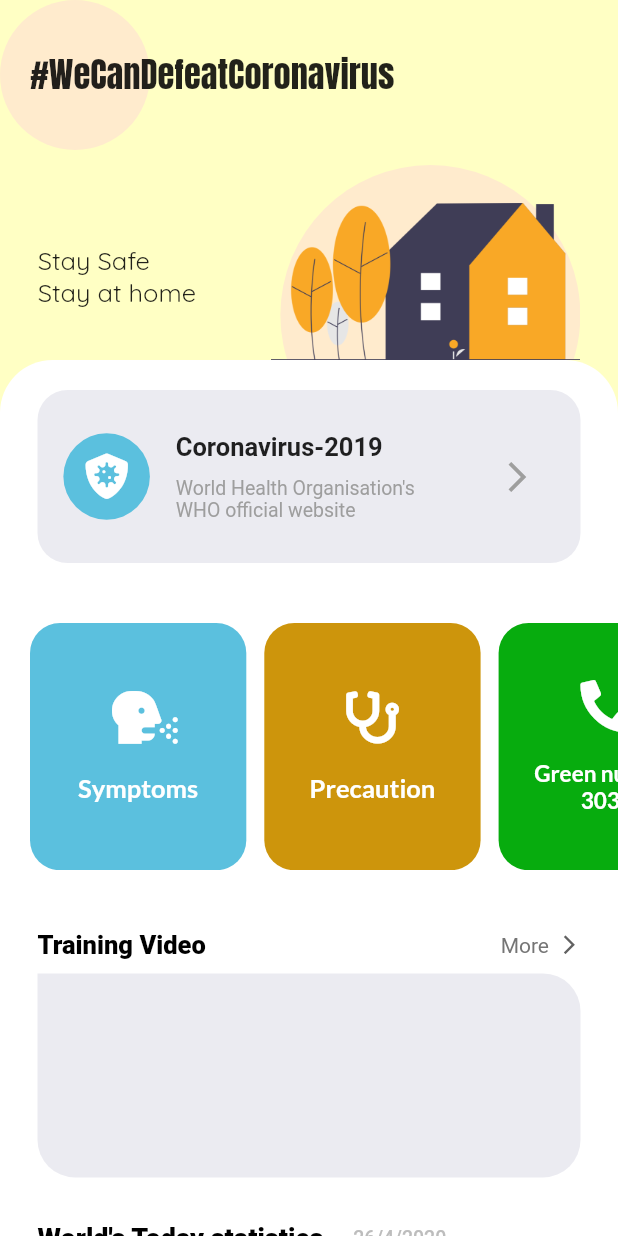
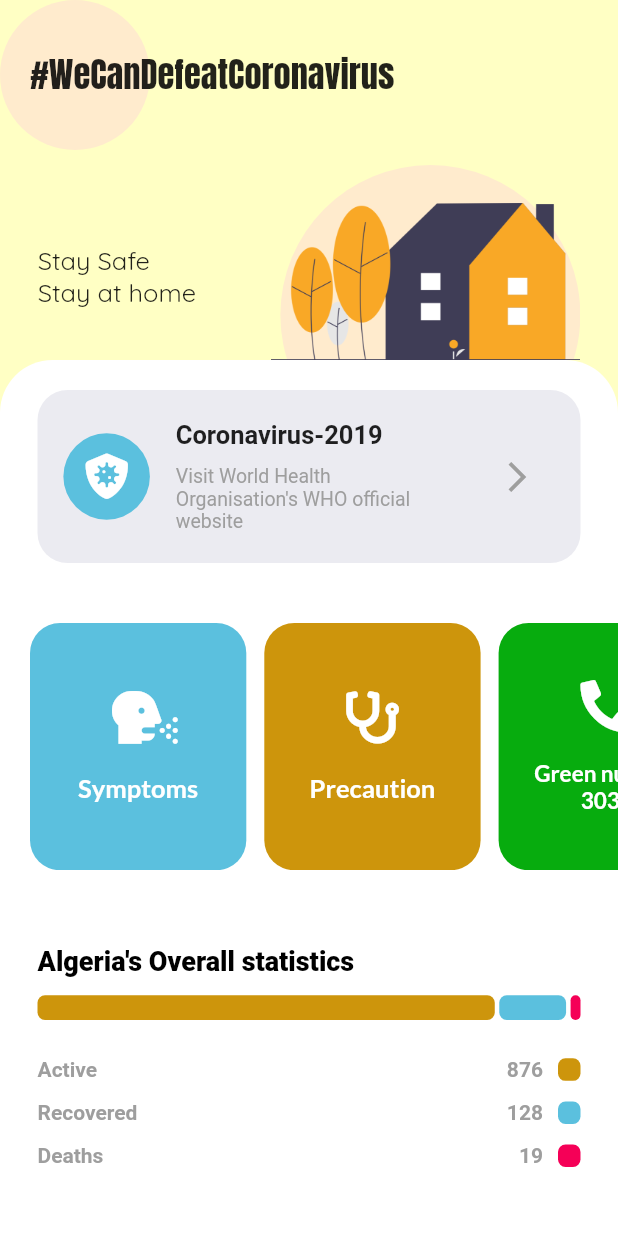
Before and after one commit to B-Houssam/CoronaTracker, a Flutter app: the screen it shows after launch, on a phone screen of 412 x 824 dp. Run offline on Flutter 3.47's test engine with Material 2 defaults, Android fonts, the phone set to English and light mode, and no system bars; our stand-ins replace font_awesome_flutter, google_fonts; missing offline and left inert: fcharts.

Commit message:
home page 90%

```diff
--- a/lib/views/home.dart
+++ b/lib/views/home.dart
@@ -1,3 +1,4 @@
+import 'package:fcharts/fcharts.dart';
 import 'package:flutter/material.dart';
 import 'package:font_awesome_flutter/font_awesome_flutter.dart';
 import 'package:google_fonts/google_fonts.dart';
@@ -10,6 +11,16 @@ class Home extends StatefulWidget {
 }
 
 class _HomeState extends State<Home> {
+  static const myData = [
+    ["data", "12"],
+    ["B", "2"],
+    ["C", "4"],
+    ["D", "2"],
+    ["E", "12"],
+    ["F", "4"],
+    ["G", "6"],
+  ];
+
   @override
   Widget build(BuildContext context) {
     return Scaffold(
@@ -128,7 +139,7 @@ class _HomeState extends State<Home> {
             child: ScrollConfiguration(
               behavior: MyBehavior(),
               child: ListView(
-                //physics: BouncingScrollPhysics(),
+                physics: BouncingScrollPhysics(),
                 children: <Widget>[
                   Padding(
                     padding:
@@ -176,7 +187,7 @@ class _HomeState extends State<Home> {
                                   ),
                                 ),
                                 Text(
-                                  "World Health Organisation's WHO official website",
+                                  "Visit World Health Organisation's WHO official website",
                                   style: GoogleFonts.roboto(
                                     color: Colors.grey[500],
                                     fontSize: 13,
@@ -308,95 +319,20 @@ class _HomeState extends State<Home> {
                   ),
                   Padding(
                     padding:
-                        const EdgeInsets.only(left: 25.0, top: 20, right: 25),
+                        const EdgeInsets.only(left: 25.0, top: 30, right: 25),
                     child: Container(
-                      height: MediaQuery.of(context).size.height * .2,
+                      height: MediaQuery.of(context).size.height * .22,
                       child: Column(
-                        mainAxisAlignment: MainAxisAlignment.spaceBetween,
-                        children: <Widget>[
-                          Row(
-                            mainAxisAlignment: MainAxisAlignment.spaceBetween,
+                          crossAxisAlignment: CrossAxisAlignment.start,
+                          //mainAxisAlignment: MainAxisAlignment.spaceBetween,
                           children: <Widget>[
                             Text(
-                                'Training Video',
-                                style: TextStyle(
-                                  fontFamily: 'robotoBlack',
-                                  color: Colors.black,
-                                  fontSize: 17,
-                                ),
-                              ),
-                              Row(
-                                mainAxisAlignment:
-                                    MainAxisAlignment.spaceEvenly,
-                                children: <Widget>[
-                                  Text(
-                                    'More',
-                                    style: TextStyle(
-                                      color: Colors.grey[600],
-                                      fontFamily: 'robotoReg',
-                                    ),
-                                  ),
-                                  Padding(
-                                      padding:
-                                          EdgeInsets.symmetric(horizontal: 3)),
-                                  Icon(
-                                    Icons.arrow_forward_ios,
-                                    color: Colors.grey[700],
-                                    size: 15,
-                                  ),
-                                ],
-                              )
-                            ],
-                          ),
-                          Container(
-                            decoration: BoxDecoration(
-                              borderRadius: BorderRadius.only(
-                                  topRight: Radius.circular(25),
-                                  bottomLeft: Radius.circular(25),
-                                  bottomRight: Radius.circular(25)),
-                              color: Color(0XFFEBEBF1),
-                            ),
-                            height: MediaQuery.of(context).size.height * .165,
-                          ),
-                        ],
-                      ),
-                    ),
-                  ),
-                  Padding(
-                    padding:
-                        const EdgeInsets.only(left: 25.0, top: 30, right: 25),
-                    child: Container(
-                      height: MediaQuery.of(context).size.height * .2,
-                      child: Column(
-                          //mainAxisAlignment: MainAxisAlignment.spaceBetween,
-                          children: <Widget>[
-                            Row(
-                              mainAxisAlignment: MainAxisAlignment.start,
-                              children: <Widget>[
-                                Text(
-                                  "World's Today statistics",
+                              "Algeria's Overall statistics",
                               style: TextStyle(
                                 fontFamily: 'robotoBlack',
                                 color: Colors.black,
                                 fontSize: 18,
                               ),
-                                ),
-                                Padding(
-                                    padding:
-                                        EdgeInsets.symmetric(horizontal: 10)),
-                                Text(
-                                  DateTime.now().day.toString() +
-                                      '/' +
-                                      DateTime.now().month.toString() +
-                                      '/' +
-                                      DateTime.now().year.toString(),
-                                  style: TextStyle(
-                                    color: Colors.grey[400],
-                                    fontFamily: 'robotoMed',
-                                    fontSize: 13,
-                                  ),
-                                ),
-                              ],
                             ),
                             Container(
                               height: MediaQuery.of(context).size.height * .05,
@@ -464,8 +400,8 @@ class _HomeState extends State<Home> {
                                               padding: EdgeInsets.symmetric(
                                                   horizontal: 5)),
                                           Container(
-                                            width: 20,
-                                            height: 20,
+                                            width: 15,
+                                            height: 15,
                                             decoration: BoxDecoration(
                                               borderRadius:
                                                   BorderRadius.circular(5),
@@ -500,8 +436,8 @@ class _HomeState extends State<Home> {
                                               padding: EdgeInsets.symmetric(
                                                   horizontal: 5)),
                                           Container(
-                                            width: 20,
-                                            height: 20,
+                                            width: 15,
+                                            height: 15,
                                             decoration: BoxDecoration(
                                               borderRadius:
                                                   BorderRadius.circular(5),
@@ -534,8 +470,8 @@ class _HomeState extends State<Home> {
                                               padding: EdgeInsets.symmetric(
                                                   horizontal: 5)),
                                           Container(
-                                            width: 20,
-                                            height: 20,
+                                            width: 15,
+                                            height: 15,
                                             decoration: BoxDecoration(
                                               borderRadius:
                                                   BorderRadius.circular(5),
@@ -553,11 +489,108 @@ class _HomeState extends State<Home> {
                     ),
                   ),
                   Padding(
-                      padding:
-                          const EdgeInsets.only(left: 25.0, top: 30, right: 25),
+                    padding: const EdgeInsets.only(left: 25.0, right: 25),
+                    child: Container(
+                      height: MediaQuery.of(context).size.height * .4,
+                      child: Column(
+                          crossAxisAlignment: CrossAxisAlignment.start,
+                          mainAxisAlignment: MainAxisAlignment.spaceEvenly,
+                          children: <Widget>[
+                            Text(
+                              "Cases Progression",
+                              style: TextStyle(
+                                fontFamily: 'robotoBlack',
+                                color: Colors.black,
+                                fontSize: 18,
+                              ),
+                            ),
+                            Container(
+                              height: MediaQuery.of(context).size.height * .3,
+                              child: LineChart(
+                                lines: [
+                                  new Line<List<String>, String, String>(
+                                    data: myData,
+                                    curve: LineCurves.linear,
+                                    fill: PaintOptions.fill(
+                                      color: Colors.amber[50],
+                                    ),
+                                    marker: MarkerOptions(
+                                        size: 7,
+                                        shape: MarkerShapes.circle,
+                                        paint: PaintOptions.fill(
+                                          color: Color(0XFF5BC0DE),
+                                        )),
+                                    stroke: PaintOptions.stroke(
+                                      color: Color(0XFFcd950c),
+                                      strokeWidth: 5,
+                                    ),
+                                    xFn: (datum) => datum[0],
+                                    yFn: (datum) => datum[1],
+                                  ),
+                                ],
+                                chartPadding: new EdgeInsets.fromLTRB(
+                                    30.0, 10.0, 10.0, 30.0),
+                              ),
+                            )
+                          ]),
+                    ),
+                  ),
+                  Padding(
+                    padding: const EdgeInsets.only(
+                        left: 25.0, top: 20, right: 25, bottom: 20),
                     child: Container(
                       height: MediaQuery.of(context).size.height * .2,
-                      ))
+                      child: Column(
+                        mainAxisAlignment: MainAxisAlignment.spaceBetween,
+                        children: <Widget>[
+                          Row(
+                            mainAxisAlignment: MainAxisAlignment.spaceBetween,
+                            children: <Widget>[
+                              Text(
+                                'Training Video',
+                                style: TextStyle(
+                                  fontFamily: 'robotoBlack',
+                                  color: Colors.black,
+                                  fontSize: 17,
+                                ),
+                              ),
+                              Row(
+                                mainAxisAlignment:
+                                    MainAxisAlignment.spaceEvenly,
+                                children: <Widget>[
+                                  Text(
+                                    'More',
+                                    style: TextStyle(
+                                      color: Colors.grey[600],
+                                      fontFamily: 'robotoReg',
+                                    ),
+                                  ),
+                                  Padding(
+                                      padding:
+                                          EdgeInsets.symmetric(horizontal: 3)),
+                                  Icon(
+                                    Icons.arrow_forward_ios,
+                                    color: Colors.grey[700],
+                                    size: 15,
+                                  ),
+                                ],
+                              )
+                            ],
+                          ),
+                          Container(
+                            decoration: BoxDecoration(
+                              borderRadius: BorderRadius.only(
+                                  topRight: Radius.circular(25),
+                                  bottomLeft: Radius.circular(25),
+                                  bottomRight: Radius.circular(25)),
+                              color: Color(0XFFEBEBF1),
+                            ),
+                            height: MediaQuery.of(context).size.height * .165,
+                          ),
+                        ],
+                      ),
+                    ),
+                  ),
                 ],
               ),
             ),
--- a/pubspec.yaml
+++ b/pubspec.yaml
@@ -21,6 +21,7 @@ dependencies:
     sdk: flutter
   google_fonts: ^1.0.0
   font_awesome_flutter: ^8.8.1
+  fcharts: ^0.0.11
 
   # The following adds the Cupertino Icons font to your application.
   # Use with the CupertinoIcons class for iOS style icons.
```
Also changed, not shown: pubspec.lock, 1 other file. Lines whose indentation alone changed are shown as unchanged.
